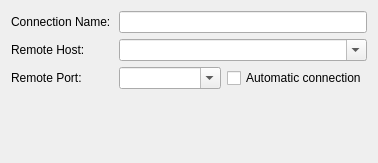
The window that AMQMonitor/AMQConnectionWizardNetworkPage.ui (hiamitbhardwaj/ianzepp) describes before a commit, drawn with Qt 5.
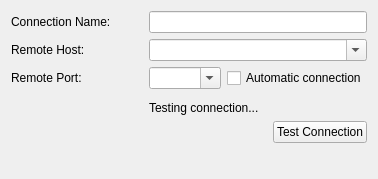
The same window after the commit.

Commit message: Connection create wizard is initially complete.

Patch:
```diff
--- a/AMQMonitor/AMQConnectionWizardNetworkPage.ui
+++ b/AMQMonitor/AMQConnectionWizardNetworkPage.ui
@@ -7,7 +7,7 @@
     <x>0</x>
     <y>0</y>
     <width>378</width>
-    <height>163</height>
+    <height>179</height>
    </rect>
   </property>
   <property name="windowTitle">
@@ -15,23 +15,23 @@
   </property>
   <layout class="QGridLayout" name="gridLayout">
    <item row="0" column="0">
-    <widget class="QLabel" name="label">
+    <widget class="QLabel" name="nameLabel">
      <property name="text">
       <string>Connection Name:</string>
      </property>
     </widget>
    </item>
-   <item row="0" column="1" colspan="2">
+   <item row="0" column="2" colspan="3">
     <widget class="QLineEdit" name="name"/>
    </item>
    <item row="1" column="0">
-    <widget class="QLabel" name="label_2">
+    <widget class="QLabel" name="remoteHostLabel">
      <property name="text">
       <string>Remote Host:</string>
      </property>
     </widget>
    </item>
-   <item row="1" column="1" colspan="2">
+   <item row="1" column="2" colspan="3">
     <widget class="QComboBox" name="remoteHost">
      <property name="editable">
       <bool>true</bool>
@@ -39,27 +39,27 @@
     </widget>
    </item>
    <item row="2" column="0">
-    <widget class="QLabel" name="label_3">
+    <widget class="QLabel" name="remotePortLabel">
      <property name="text">
       <string>Remote Port:</string>
      </property>
     </widget>
    </item>
-   <item row="2" column="1">
+   <item row="2" column="2" colspan="2">
     <widget class="QComboBox" name="remotePort">
      <property name="editable">
       <bool>true</bool>
      </property>
     </widget>
    </item>
-   <item row="2" column="2">
+   <item row="2" column="4">
     <widget class="QCheckBox" name="automatic">
      <property name="text">
       <string>Automatic connection</string>
      </property>
     </widget>
    </item>
-   <item row="3" column="1" colspan="2">
+   <item row="3" column="1" rowspan="2" colspan="2">
     <widget class="QLabel" name="pageErrors">
      <property name="text">
       <string/>
@@ -69,15 +69,46 @@
      </property>
     </widget>
    </item>
-   <item row="4" column="2">
-    <spacer name="verticalSpacer_2">
+   <item row="4" column="2" colspan="3">
+    <widget class="QLabel" name="testLabel">
+     <property name="text">
+      <string>Testing connection...</string>
+     </property>
+    </widget>
+   </item>
+   <item row="5" column="2" colspan="3">
+    <layout class="QHBoxLayout" name="horizontalLayout">
+     <item>
+      <spacer name="horizontalSpacer">
+       <property name="orientation">
+        <enum>Qt::Horizontal</enum>
+       </property>
+       <property name="sizeHint" stdset="0">
+        <size>
+         <width>40</width>
+         <height>20</height>
+        </size>
+       </property>
+      </spacer>
+     </item>
+     <item>
+      <widget class="QPushButton" name="testButton">
+       <property name="text">
+        <string>Test Connection</string>
+       </property>
+      </widget>
+     </item>
+    </layout>
+   </item>
+   <item row="6" column="3">
+    <spacer name="verticalSpacer">
      <property name="orientation">
       <enum>Qt::Vertical</enum>
      </property>
      <property name="sizeHint" stdset="0">
       <size>
-       <width>125</width>
-       <height>44</height>
+       <width>20</width>
+       <height>23</height>
       </size>
      </property>
     </spacer>
```
The commit also changes 12 other files.
